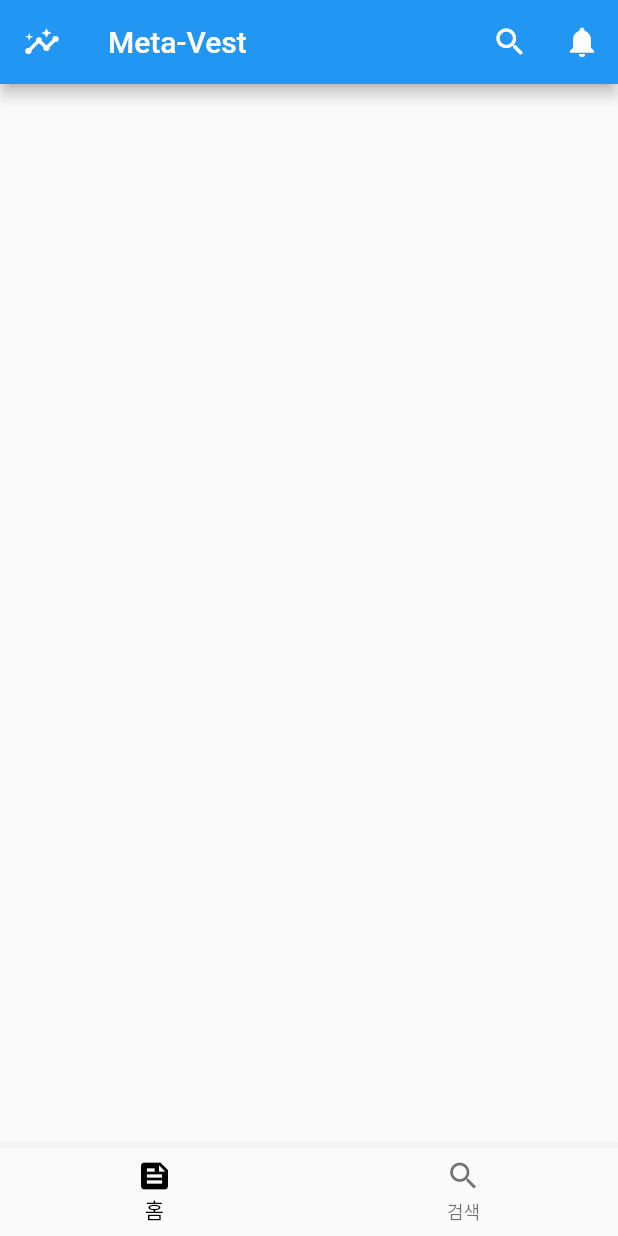
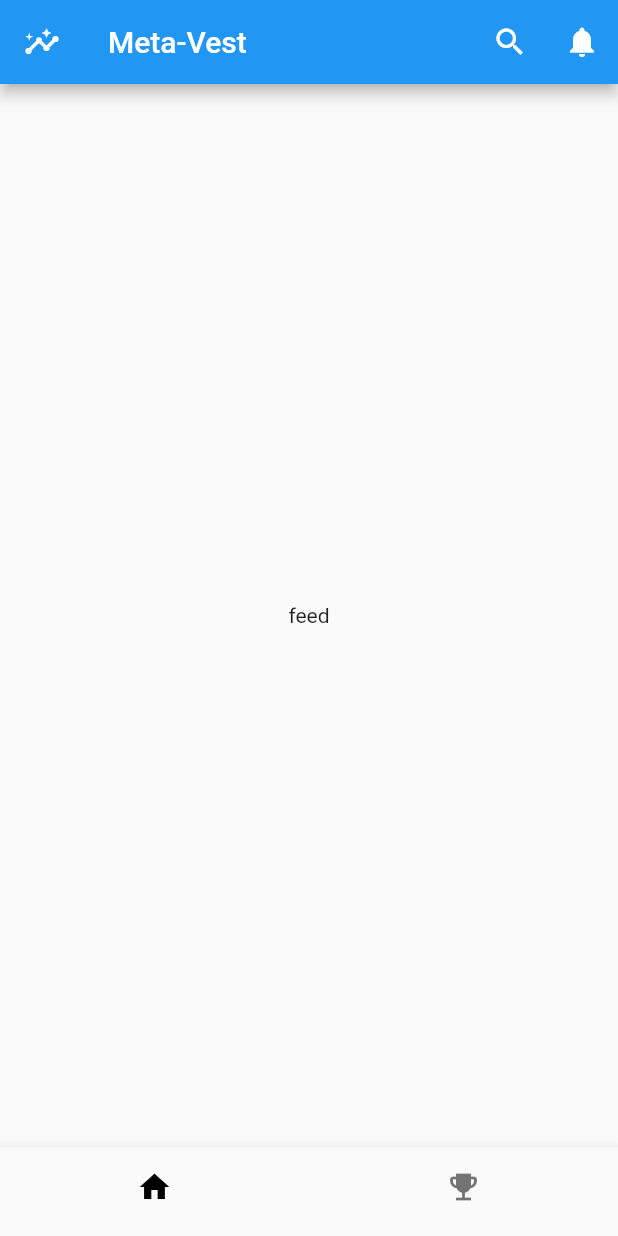
Before and after one commit to code-bross/meta_vest_sample, a Flutter app: the screen it shows after launch, after a tap on the "search" icon, on a phone screen of 412 x 824 dp. Run offline on Flutter 3.47's test engine with Material 2 defaults, Android fonts, the phone set to English and light mode, and no system bars; our stand-ins replace easy_localization, get.

Commit message:
- reactive tab refresh

```diff
--- a/lib/main.dart
+++ b/lib/main.dart
@@ -1,10 +1,9 @@
 import 'package:easy_localization/easy_localization.dart';
 
-//import 'package:easy_localization_loader/easy_localization_loader.dart'; // import custom loaders
 import 'package:flutter/material.dart';
 import 'package:get/get.dart';
-import 'package:lotto_checker/pages/root/root_page.dart';
-
+import 'package:meta_vest_sample/pages/home/home_page.dart';
+import 'package:meta_vest_sample/routes/app_pages.dart';
 import 'core/lang/locale_keys.g.dart';
 
 void main() async {
@@ -12,13 +11,15 @@ void main() async {
   await EasyLocalization.ensureInitialized();
 
   runApp(EasyLocalization(
-    child: MyApp(),
+    child: const MyApp(),
     supportedLocales: const [Locale('en')],
     path: 'resources/langs',
   ));
 }
 
 class MyApp extends StatelessWidget {
+  const MyApp({Key? key}) : super(key: key);
+
   @override
   Widget build(BuildContext context) {
     return GetMaterialApp(
@@ -28,7 +29,8 @@ class MyApp extends StatelessWidget {
         theme: ThemeData(
           primarySwatch: Colors.blue,
         ),
-      home: const RootPage(),
-    );
+        initialRoute: Routes.Home,
+        getPages: AppPages.pages,
+        debugShowCheckedModeBanner: false);
   }
 }
--- a/lib/pages/feed/feed_binding.dart
+++ b/lib/pages/feed/feed_binding.dart
@@ -1,6 +1,6 @@
 import 'package:http/http.dart' as http;
 import 'package:get/get.dart';
-import 'package:lotto_checker/pages/feed/feed_controller.dart';
+import 'package:meta_vest_sample/pages/feed/feed_controller.dart';
 
 class FeedBinding implements Bindings {
   @override
--- a/lib/pages/feed/feed_page.dart
+++ b/lib/pages/feed/feed_page.dart
@@ -1,7 +1,7 @@
 import 'package:flutter/material.dart';
 import 'package:flutter/widgets.dart';
 import 'package:get/get.dart';
-import 'package:lotto_checker/pages/feed/feed_controller.dart';
+import 'package:meta_vest_sample/pages/feed/feed_controller.dart';
 
 class FeedPage extends StatelessWidget {
   const FeedPage({Key? key}) : super(key: key);
@@ -9,6 +9,6 @@ class FeedPage extends StatelessWidget {
   @override
   Widget build(context) {
     final FeedController controller = Get.put(FeedController());
-    return const Scaffold(body: Center());
+    return const Scaffold(body: Center(child: Text('feed')));
   }
 }
--- a/lib/pages/home/home_binding.dart
+++ b/lib/pages/home/home_binding.dart
@@ -1,12 +1,14 @@
 import 'package:http/http.dart' as http;
 import 'package:get/get.dart';
+import 'package:meta_vest_sample/pages/feed/feed_controller.dart';
+import 'package:meta_vest_sample/pages/ranking/ranking_controller.dart';
 import 'home_controller.dart';
 
 class HomeBinding implements Bindings {
   @override
   void dependencies() {
-    Get.lazyPut<HomeController>(() {
-      return HomeController();
-    });
+    Get.lazyPut<HomeController>(() => HomeController());
+    Get.lazyPut<FeedController>(() => FeedController());
+    Get.lazyPut<RankingController>(() => RankingController());
   }
 }
--- a/lib/pages/home/home_controller.dart
+++ b/lib/pages/home/home_controller.dart
@@ -1,6 +1,11 @@
 import 'package:get/get.dart';
 
 class HomeController extends GetxController{
-  RxInt selectedIndex = 0.obs;
+  int tabIndex = 0;
+
+  void changeTabIndex(int index) {
+    tabIndex = index;
+    update();
+  }
 
 }
--- a/lib/pages/home/home_page.dart
+++ b/lib/pages/home/home_page.dart
@@ -1,36 +1,31 @@
 import 'package:easy_localization/easy_localization.dart';
 import 'package:flutter/material.dart';
 import 'package:get/get.dart';
-import 'package:lotto_checker/core/lang/locale_keys.g.dart';
-import 'package:lotto_checker/pages/feed/feed_page.dart';
-import 'package:lotto_checker/pages/search/search_page.dart';
+import 'package:meta_vest_sample/core/lang/locale_keys.g.dart';
+import 'package:meta_vest_sample/pages/feed/feed_page.dart';
+import 'package:meta_vest_sample/pages/ranking/ranking_page.dart';
+import 'package:meta_vest_sample/pages/search/search_page.dart';
+import 'package:meta_vest_sample/routes/app_pages.dart';
 
 import 'home_controller.dart';
 
 class HomePage extends StatelessWidget {
-  final HomeController controller = Get.put(HomeController());
 
-  HomePage({Key? key}) : super(key: key);
+  const HomePage({Key? key}) : super(key: key);
 
   @override
   Widget build(BuildContext context) {
-    List items = <Widget>[const FeedPage(), const SearchPage()];
+    const List<Widget> tabs = <Widget>[FeedPage(), RankingPage()];
 
-    return Scaffold(
-      body: Center(child: items[controller.selectedIndex.value]),
-      bottomNavigationBar: BottomNavigationBar(
-          fixedColor: Colors.black,
-          currentIndex: controller.selectedIndex.value,
-          onTap: _onTap,
-          items: <BottomNavigationBarItem>[
+    List<BottomNavigationBarItem> _bottomItems = <BottomNavigationBarItem>[
       BottomNavigationBarItem(
-                icon: const Icon(Icons.feed), label: tr(LocaleKeys.home)),
+          icon: const Icon(Icons.home), label: tr(LocaleKeys.home)),
       BottomNavigationBarItem(
-                icon: const Icon(Icons.search), label: tr(LocaleKeys.search)),
-          ]),
-      appBar: AppBar(
-          title: Obx(() => Text(
-              tr(LocaleKeys.app_name))),
+          icon: const Icon(Icons.emoji_events), label: tr(LocaleKeys.ranking)),
+    ];
+
+    PreferredSizeWidget _appBar = AppBar(
+        title: Text(tr(LocaleKeys.app_name)),
         leading: IconButton(
           icon: const Icon(Icons.insights),
           onPressed: () {},
@@ -38,11 +33,31 @@ class HomePage extends StatelessWidget {
         actions: [
           IconButton(onPressed: () {}, icon: const Icon(Icons.search)),
           IconButton(onPressed: () {}, icon: const Icon(Icons.notifications))
-          ]),
+        ]);
+
+    return GetBuilder<HomeController>(
+      builder: (controller){
+        return Scaffold(
+          body: SafeArea(
+            child: IndexedStack(
+              index: controller.tabIndex,
+              children: tabs,
+            ),
+          ),
+          bottomNavigationBar: BottomNavigationBar(
+              fixedColor: Colors.black,
+              showUnselectedLabels: false,
+              showSelectedLabels: false,
+              currentIndex: controller.tabIndex,
+              onTap: _onTap,
+              items: _bottomItems),
+          appBar: _appBar,
+        );
+      },
     );
   }
 
   void _onTap(index) {
-    controller.selectedIndex = index;
+    Get.find<HomeController>().changeTabIndex(index);
   }
 }
--- /dev/null
+++ b/lib/pages/ranking/ranking_binding.dart
@@ -0,0 +1,12 @@
+import 'package:http/http.dart' as http;
+import 'package:get/get.dart';
+import 'package:meta_vest_sample/pages/ranking/ranking_controller.dart';
+
+class RankingBinding implements Bindings {
+  @override
+  void dependencies() {
+    Get.lazyPut<RankingController>(() {
+      return RankingController();
+    });
+  }
+}
--- /dev/null
+++ b/lib/pages/ranking/ranking_controller.dart
@@ -0,0 +1,4 @@
+import 'package:get/get.dart';
+
+class RankingController extends GetxController{
+}
--- /dev/null
+++ b/lib/pages/ranking/ranking_page.dart
@@ -0,0 +1,15 @@
+import 'package:flutter/material.dart';
+import 'package:flutter/widgets.dart';
+import 'package:get/get.dart';
+import 'package:meta_vest_sample/pages/feed/feed_controller.dart';
+import 'package:meta_vest_sample/pages/ranking/ranking_controller.dart';
+
+class RankingPage extends StatelessWidget {
+  const RankingPage({Key? key}) : super(key: key);
+
+  @override
+  Widget build(context) {
+    final RankingController controller = Get.put(RankingController());
+    return const Scaffold(body: Center(child: Text('ranking')));
+  }
+}
--- a/lib/pages/root/root_page.dart
+++ /dev/null
@@ -1,16 +0,0 @@
-import 'package:flutter/material.dart';
-import 'package:lotto_checker/pages/home/home_page.dart';
-
-class RootPage extends StatefulWidget {
-  const RootPage({Key? key}) : super(key: key);
-
-  @override
-  _RootPageState createState() => _RootPageState();
-}
-
-class _RootPageState extends State<RootPage> {
-  @override
-  Widget build(BuildContext context) {
-    return HomePage();
-  }
-}
--- a/lib/pages/search/search_page.dart
+++ b/lib/pages/search/search_page.dart
@@ -1,7 +1,6 @@
 import 'package:flutter/material.dart';
 import 'package:flutter/widgets.dart';
 import 'package:get/get.dart';
-import 'package:lotto_checker/core/lang/locale_keys.g.dart';
 
 import 'search_controller.dart';
 
--- a/lib/routes/app_pages.dart
+++ b/lib/routes/app_pages.dart
@@ -1,17 +1,24 @@
 import 'package:get/get.dart';
-import 'package:lotto_checker/pages/feed/feed_binding.dart';
-import 'package:lotto_checker/pages/feed/feed_page.dart';
-import 'package:lotto_checker/pages/home/home_binding.dart';
-import 'package:lotto_checker/pages/home/home_page.dart';
+import 'package:meta_vest_sample/pages/feed/feed_binding.dart';
+import 'package:meta_vest_sample/pages/feed/feed_page.dart';
+import 'package:meta_vest_sample/pages/home/home_binding.dart';
+import 'package:meta_vest_sample/pages/home/home_page.dart';
+import 'package:meta_vest_sample/pages/ranking/ranking_binding.dart';
+import 'package:meta_vest_sample/pages/ranking/ranking_page.dart';
 
 part './app_routes.dart';
 
 class AppPages {
   static final pages = [
+    GetPage(name: Routes.Home, page: () => const HomePage(), binding: HomeBinding()),
     GetPage(
-        name: Routes.HOME.path, page: () => HomePage(), binding: HomeBinding()),
+        name: Routes.Feed,
+        page: () => const FeedPage(),
+        binding: FeedBinding()),
     GetPage(
-        name: Routes.FEED.path, page: () => const FeedPage(), binding: FeedBinding())
+        name: Routes.Ranking,
+        page: () => const RankingPage(),
+        binding: RankingBinding())
     // GetPage(
     //     name: Routes.DETAILS.path,
     //     page: () => DetailsPage(),
--- a/lib/routes/app_routes.dart
+++ b/lib/routes/app_routes.dart
@@ -1,20 +1,8 @@
 part of './app_pages.dart';
 
-enum Routes { ROOT, HOME, FEED, SEARCH, RANKING }
-
-extension RotuesExtensions on Routes {
-  String get path {
-    switch (this) {
-      case Routes.ROOT:
-        return "/";
-      case Routes.HOME:
-        return "/home";
-      case Routes.FEED:
-        return "/feed";
-      case Routes.SEARCH:
-        return "/search";
-      case Routes.RANKING:
-        return "/ranking";
-    }
-  }
+abstract class Routes{
+  static const String Home = '/home';
+  static const String Feed = '/feed';
+  static const String Search = '/search';
+  static const String Ranking = '/ranking';
 }
--- a/resources/langs/en.json
+++ b/resources/langs/en.json
@@ -2,5 +2,6 @@
   "app_name": "Meta-Vest",
   "home": "홈",
   "search": "검색",
-  "feed": "피드"
+  "feed": "피드",
+  "ranking": "랭킹"
 }
```
Also changed, not shown: pubspec.yaml (+5 -4 lines), lib/core/lang/locale_keys.g.dart, 5 other files. Lines whose indentation alone changed are shown as unchanged.
